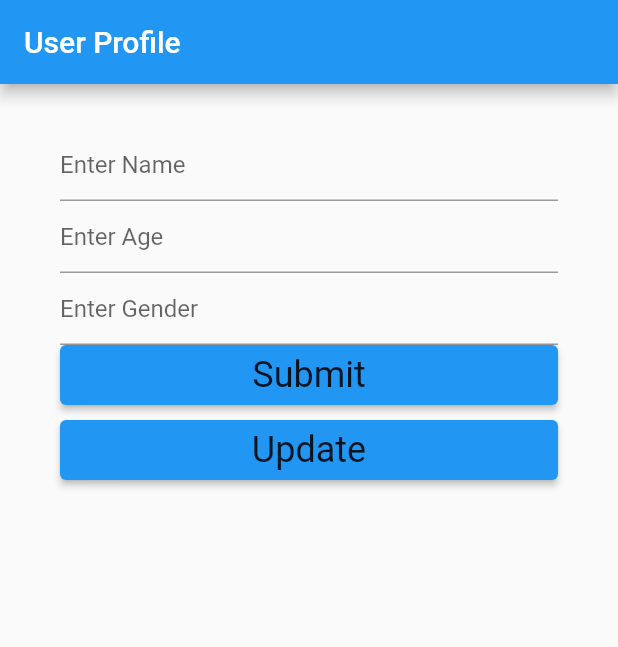
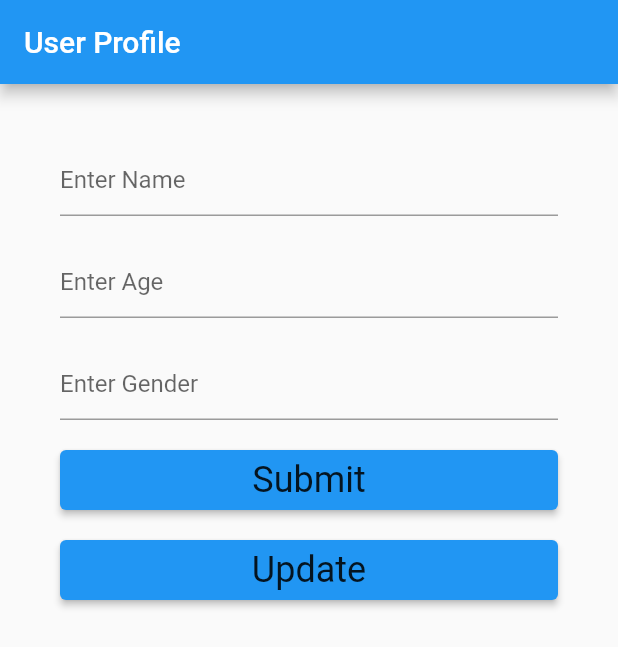
Before and after one commit to sdannyzaidi/flutter_onboarding, a Flutter app: the screen it shows after launch, on a phone screen of 412 x 824 dp. Shown: the top 647 px of the screen. Run offline on Flutter 3.47's test engine with Material 2 defaults, Android fonts, the phone set to English and light mode, and no system bars; our stand-ins replace cloud_firestore, firebase_core, firebase_database; accounts and stored records are empty.

Commit message:
minor changes

```diff
--- a/lib/main.dart
+++ b/lib/main.dart
@@ -1,6 +1,6 @@
 import 'package:flutter/material.dart';
 import 'package:firebase_core/firebase_core.dart';
-// import 'package:firebase_database/firebase_database.dart';
+import 'package:firebase_database/firebase_database.dart';
 import 'package:flutteronboarding/screens/home.dart';
 import 'package:flutter/widgets.dart';
 
--- a/lib/models/profile.dart
+++ b/lib/models/profile.dart
@@ -1,38 +1,52 @@
 import 'dart:core';
 import 'package:cloud_firestore/cloud_firestore.dart';
+import 'package:firebase_database/firebase_database.dart';
 
 class Profile {
+  String? key;
   String name;
   int age;
   String gender;
 
-  Profile({required this.name, required this.age, required this.gender});
+  Profile(
+      {this.key, required this.name, required this.age, required this.gender});
   FirebaseFirestore _db = FirebaseFirestore.instance;
 
-  Map<String, dynamic> toMap() {
+  Profile.fromSnapshot(DataSnapshot snapshot)
+      : key = snapshot.key,
+        name = snapshot.value["name"],
+        age = snapshot.value["age"],
+        gender = snapshot.value["gender"];
+
+  toJson() {
     return {"name": this.name, "age": this.age, "gender": this.gender};
-  }
-
-  void convertToObject(DocumentSnapshot doc) async {
-    this.name = doc["name"];
-    this.age = doc["age"];
-    this.gender = doc["gender"];
   }
 
   Future addDatatoDB() async {
     CollectionReference profile = _db.collection('profile');
     try {
-      await profile.add(toMap());
+      await profile.add(toJson());
       return "Data added to database";
     } catch (err) {
       return "Error";
     }
   }
 
+  // Future addtoRealtime() async {
+  //   // final ref = referenceData.reference();
+  //   // CollectionReference profile = _db.collection('profile');
+  //   try {
+  //     // ref.child(this.name).set("name");
+  //     print("Data added to realtime database");
+  //   } catch (err) {
+  //     return "Error";
+  //   }
+  // }
+
   Future updateDatatoDB(String docID) async {
     CollectionReference profile = _db.collection('profile');
     try {
-      await profile.doc(docID).set(toMap());
+      await profile.doc(docID).set(toJson());
       return "Profile updated!";
     } catch (err) {
       return "Error during profile update!";
--- a/lib/screens/home.dart
+++ b/lib/screens/home.dart
@@ -3,6 +3,7 @@ import 'package:flutteronboarding/models/profile.dart';
 import 'package:cloud_firestore/cloud_firestore.dart';
 import 'package:flutteronboarding/backend/validator.dart';
 import 'package:flutteronboarding/themes/loadingScreen.dart';
+import 'package:firebase_database/firebase_database.dart';
 
 class Home extends StatefulWidget {
   // Home({Key key}) : super(key: key);
@@ -15,7 +16,7 @@ class _HomeState extends State<Home> {
   GlobalKey<FormState> _formKey = GlobalKey<FormState>();
   Profile user = Profile(name: '', age: 0, gender: '');
   bool loading = false;
-
+  final databaseReference = FirebaseDatabase.instance.reference();
   void validate() async {
     if (_formKey.currentState!.validate()) {
       setState(() {
@@ -59,6 +60,12 @@ class _HomeState extends State<Home> {
   }
 
   @override
+  // void initState() {
+  //   super.initState();
+  //   // final FirebaseDatabase database = FirebaseDatabase.instance;
+  //   // itemRef = database.reference().child('profiles');
+  // }
+
   Widget build(BuildContext context) {
     return loading
         ? LoadingScreen()
@@ -75,7 +82,9 @@ class _HomeState extends State<Home> {
                     padding: EdgeInsets.fromLTRB(10, 0, 10, 0),
                     child: Column(mainAxisSize: MainAxisSize.min, children: [
                       // heading input field
-                      TextFormField(
+                      Container(
+                        padding: EdgeInsets.fromLTRB(0, 10, 0, 10),
+                        child: TextFormField(
                           cursorColor: Colors.white,
                           decoration: InputDecoration(
                             hintText: "Enter Name",
@@ -86,7 +95,10 @@ class _HomeState extends State<Home> {
                             setState(() => user.name = val);
                           },
                         ),
-                      TextFormField(
+                      ),
+                      Container(
+                          padding: EdgeInsets.fromLTRB(0, 10, 0, 10),
+                          child: TextFormField(
                             cursorColor: Colors.white,
                             decoration: InputDecoration(
                               hintText: "Enter Age",
@@ -96,8 +108,10 @@ class _HomeState extends State<Home> {
                             onChanged: (val) {
                               setState(() => user.age = int.parse(val));
                             },
-                      ),
-                      TextFormField(
+                          )),
+                      Container(
+                          padding: EdgeInsets.fromLTRB(0, 10, 0, 10),
+                          child: TextFormField(
                             cursorColor: Colors.white,
                             decoration: InputDecoration(
                               hintText: "Enter Gender",
@@ -107,8 +121,10 @@ class _HomeState extends State<Home> {
                             onChanged: (val) {
                               setState(() => user.gender = val);
                             },
-                      ),
-                      SizedBox(
+                          )),
+                      Container(
+                          padding: EdgeInsets.fromLTRB(0, 10, 0, 10),
+                          child: SizedBox(
                             width: double.infinity,
                             height: 40,
                             child: ElevatedButton(
@@ -116,11 +132,10 @@ class _HomeState extends State<Home> {
                               child: Text('Submit',
                                   style: Theme.of(context).textTheme.headline5),
                             ),
-                      ),
-                      SizedBox(
-                        height: 10,
-                      ),
-                      SizedBox(
+                          )),
+                      Container(
+                          padding: EdgeInsets.fromLTRB(0, 10, 0, 10),
+                          child: SizedBox(
                             width: double.infinity,
                             height: 40,
                             child: ElevatedButton(
@@ -128,7 +143,7 @@ class _HomeState extends State<Home> {
                               child: Text('Update',
                                   style: Theme.of(context).textTheme.headline5),
                             ),
-                      )
+                          ))
                     ]),
                   ),
                 ))));
--- a/pubspec.yaml
+++ b/pubspec.yaml
@@ -28,7 +28,7 @@ dependencies:
   cloud_firestore: ^1.0.7
   firebase_storage: ^8.0.0
   firebase_messaging: ^10.0.0
-  firebase_database: ^6.0.0
+  firebase_database: ^7.1.0
 
 
 
```
Also changed, not shown: pubspec.lock, 1 other file. Lines whose indentation alone changed are shown as unchanged.
